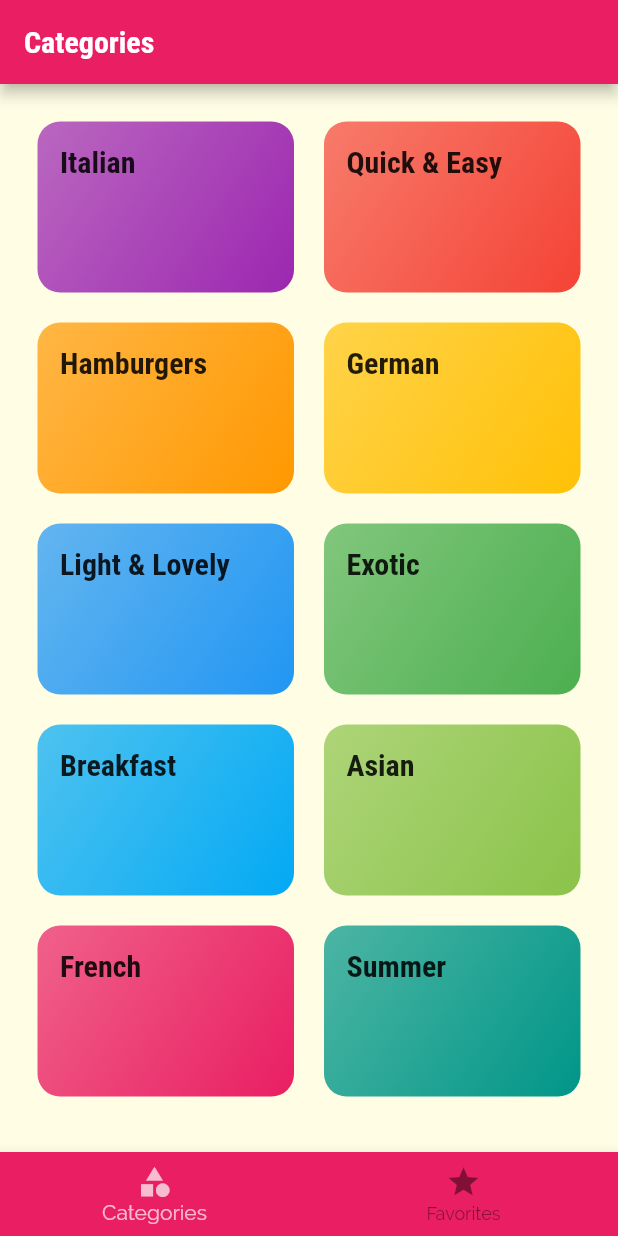
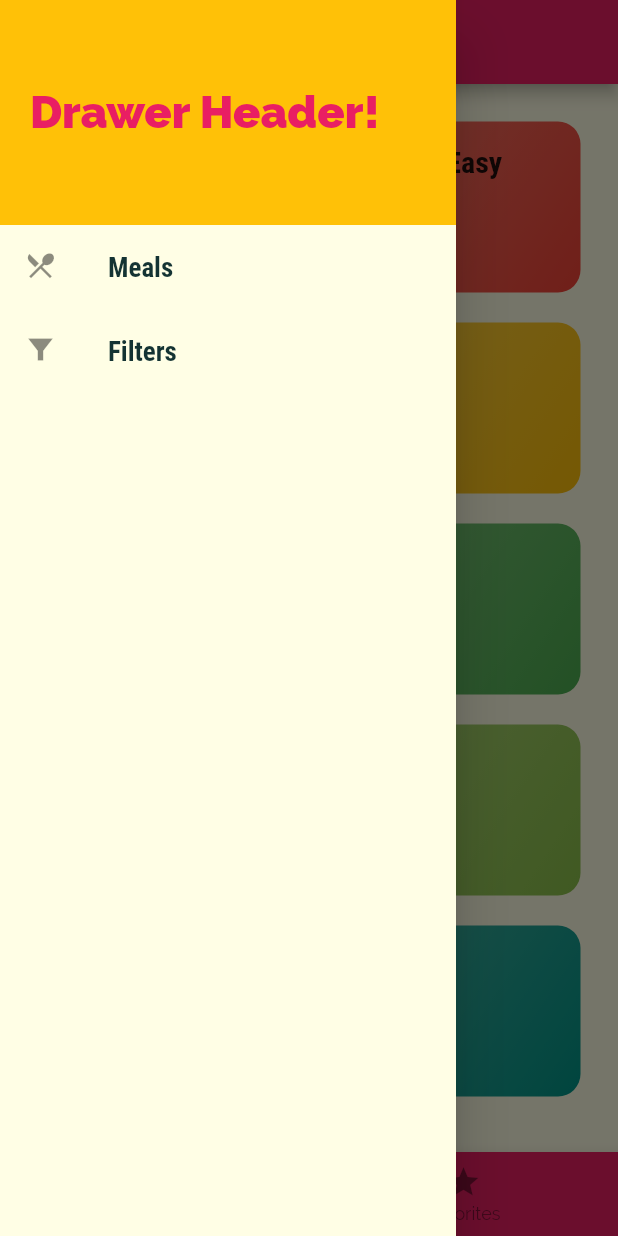
Before and after one commit to BehruzbekOlimov/my_app, a Flutter app: the screen it shows after launch, with the side drawer open (before the commit the screen has no drawer), on a phone screen of 412 x 824 dp. Run offline on Flutter 3.47's test engine with Material 2 defaults, Android fonts, the phone set to English and light mode, and no system bars.

Commit message:
drawer navigation

```diff
--- a/lib/main.dart
+++ b/lib/main.dart
@@ -1,4 +1,5 @@
 import 'package:flutter/material.dart';
+import 'package:my_app/screens/FiltersScreen.dart';
 import 'package:my_app/screens/categories_screen.dart';
 import 'package:my_app/screens/category_meals_screen.dart';
 import 'package:my_app/screens/meal_detail_screen.dart';
@@ -40,6 +41,7 @@ class MyApp extends StatelessWidget {
         // CategoriesScreen.routeName: (context) => const CategoriesScreen(),
         CategoryMealsScreen.routeName: (context) => const CategoryMealsScreen(),
         MealDetailScreen.routeName: (context) => const MealDetailScreen(),
+        FiltersScreen.routeName: (context) => const FiltersScreen(),
       },
       onGenerateRoute: (settings) {
         print(settings.arguments);
--- /dev/null
+++ b/lib/screens/FiltersScreen.dart
@@ -0,0 +1,20 @@
+import 'package:flutter/material.dart';
+
+class FiltersScreen extends StatelessWidget {
+  const FiltersScreen({Key? key}) : super(key: key);
+
+  static const String routeName = '/filters';
+
+  @override
+  Widget build(BuildContext context) {
+    return Scaffold(
+      appBar: AppBar(
+        title: const Text('Filters'),
+      ),
+      // drawer: const MainDrawer(),
+      body: const Center(
+        child: Text('Filters!'),
+      ),
+    );
+  }
+}
--- a/lib/screens/tabs_screen.dart
+++ b/lib/screens/tabs_screen.dart
@@ -1,6 +1,7 @@
 import 'package:flutter/material.dart';
 import 'package:my_app/screens/categories_screen.dart';
 import 'package:my_app/screens/favorites_screen.dart';
+import 'package:my_app/widgets/main_drawer.dart';
 
 class TabsScreen extends StatefulWidget {
   const TabsScreen({Key? key}) : super(key: key);
@@ -51,6 +52,7 @@ class _TabsScreenState extends State<TabsScreen> {
           //   ],
           // ),
         ),
+        drawer: const MainDrawer(),
         body: _pages[_selectedPageIndex]['page'] as Widget,
         // const TabBarView(children: [
         //   CategoriesScreen(),
--- /dev/null
+++ b/lib/widgets/main_drawer.dart
@@ -0,0 +1,79 @@
+import 'package:flutter/material.dart';
+import 'package:my_app/screens/FiltersScreen.dart';
+import 'package:my_app/screens/tabs_screen.dart';
+
+class MainDrawer extends StatelessWidget {
+  const MainDrawer({Key? key}) : super(key: key);
+
+  Widget buildListTile(String title, IconData icon, VoidCallback tabHandler) {
+    return InkWell(
+      onTap: tabHandler,
+      borderRadius: const BorderRadius.only(
+        topRight: Radius.circular(100),
+        bottomRight: Radius.circular(100),
+      ),
+      child: ListTile(
+        leading: Icon(
+          icon,
+          size: 22,
+        ),
+        title: Text(
+          title,
+          style: const TextStyle(
+            fontFamily: 'RobotoCondensed',
+            fontSize: 18,
+            fontWeight: FontWeight.bold,
+          ),
+        ),
+      ),
+    );
+  }
+
+  @override
+  Widget build(BuildContext context) {
+    return Drawer(
+      child: SingleChildScrollView(
+        child: Column(
+          children: [
+            Container(
+              height: 150,
+              width: double.infinity,
+              padding: const EdgeInsets.all(20),
+              alignment: Alignment.centerLeft,
+              color: Theme.of(context).colorScheme.secondary,
+              child: Text(
+                'Drawer Header!',
+                style: TextStyle(
+                    fontWeight: FontWeight.w900,
+                    fontSize: 30,
+                    color: Theme.of(context).primaryColor),
+              ),
+            ),
+            SizedBox(
+              width: double.infinity,
+              // padding: const EdgeInsets.symmetric(vertical: 12, horizontal: 0),
+              child: Column(
+                children: [
+                  buildListTile(
+                    'Meals',
+                    Icons.restaurant_menu,
+                    () {
+                      Navigator.pushNamed(context, TabsScreen.routeName);
+                    },
+                  ),
+                  buildListTile(
+                    'Filters',
+                    Icons.filter_alt_sharp,
+                    () {
+                      Navigator.pushNamed(context, FiltersScreen.routeName);
+                    },
+                  ),
+                ],
+              ),
+            )
+          ],
+        ),
+      ),
+    );
+  }
+}
```
